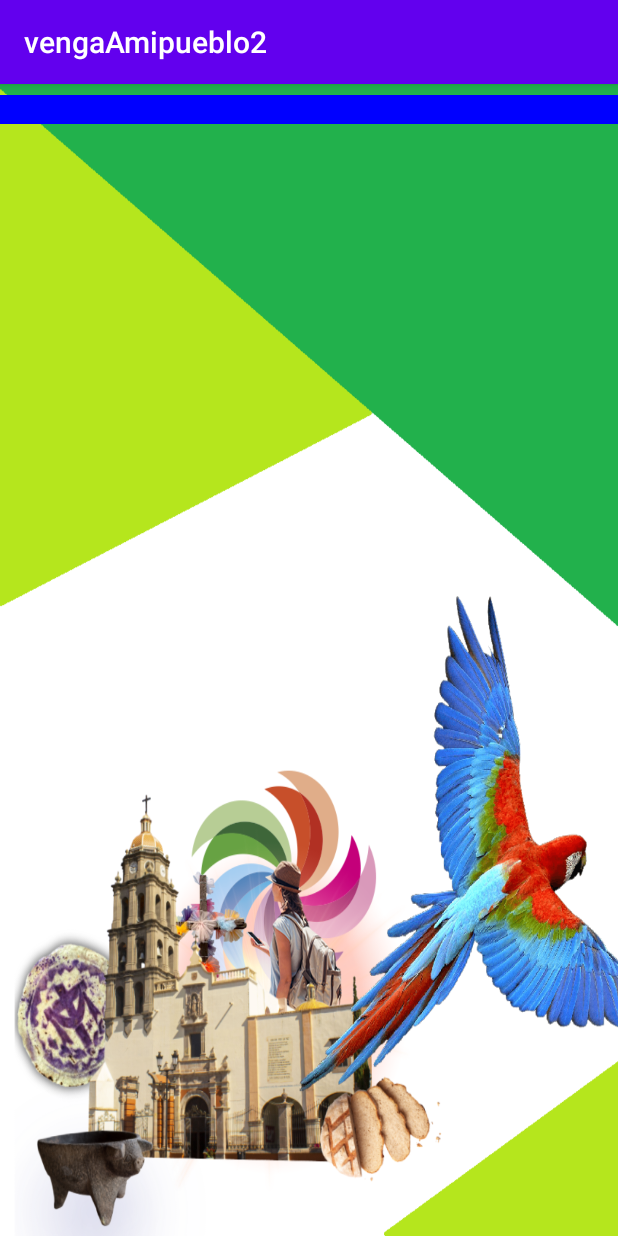
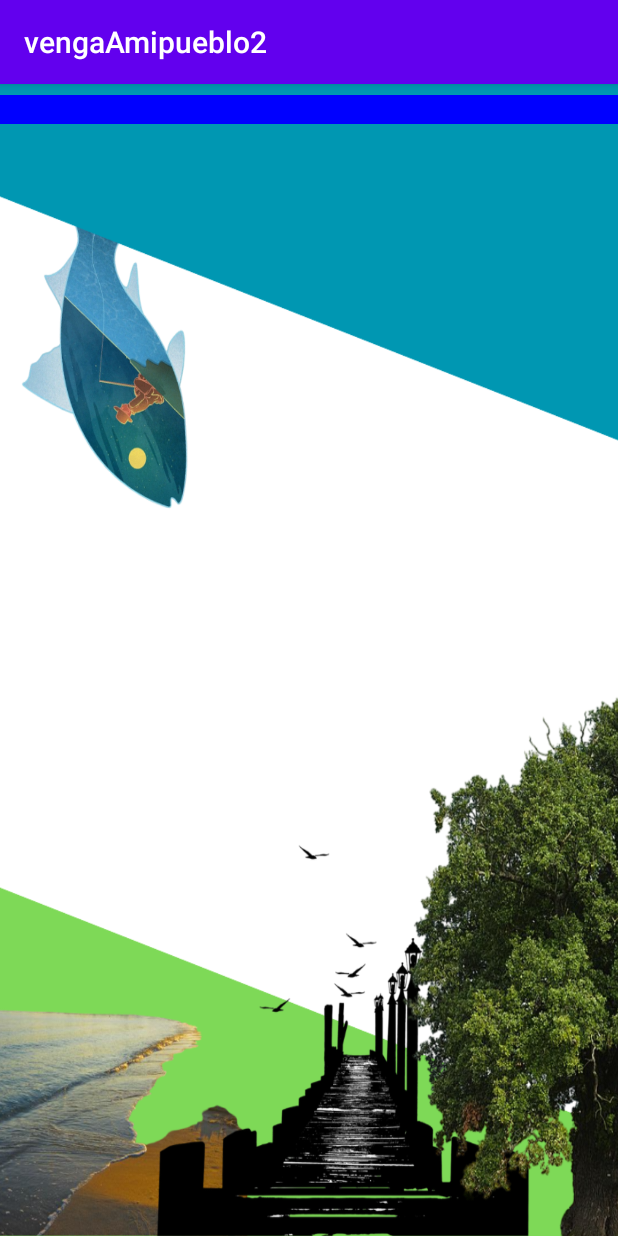
Before and after one commit to Danig458/puebliando, an Android app: the screen it shows after launch (MainActivity), on a phone screen of 412 x 824 dp. Run offline under Robolectric (Android 15) with nearby library versions, the light colour scheme and no system bars.

Commit message:
se crean splash

```diff
--- a/app/src/main/AndroidManifest.xml
+++ b/app/src/main/AndroidManifest.xml
@@ -12,6 +12,9 @@
         android:theme="@style/Theme.VengaAmipueblo2"
         tools:targetApi="31">
         <activity
+            android:name=".Home"
+            android:exported="false" />
+        <activity
             android:name=".MainActivity"
             android:exported="true">
             <intent-filter>
--- a/app/src/main/java/com/example/vengaamipueblo2/MainActivity.java
+++ b/app/src/main/java/com/example/vengaamipueblo2/MainActivity.java
@@ -1,13 +1,45 @@
 package com.example.vengaamipueblo2;
 
+import android.content.Intent;
+import android.media.MediaPlayer;
 import android.support.v7.app.AppCompatActivity;
 import android.os.Bundle;
 
+import java.util.Timer;
+import java.util.TimerTask;
+
 public class MainActivity extends AppCompatActivity {
+
+    //aqui vamos a poner los atributos=variables
+    MediaPlayer cancion;
 
     @Override
     protected void onCreate(Bundle savedInstanceState) {
         super.onCreate(savedInstanceState);
         setContentView(R.layout.activity_main);
+
+        cancion=MediaPlayer.create(this,R.raw.audio1);
+        cancion.start();
+
+        //temporizar el lanzamiento de la cancion
+        TimerTask inicioAPP=new TimerTask() {
+            @Override
+            public void run() {
+
+                Intent intent=new Intent(MainActivity.this,Home.class);
+                startActivity(intent);
+
+
+
+            }
+
+        };
+
+        Timer tiempo=new Timer();
+        tiempo.schedule(inicioAPP,15000);
+
+
+
+
     }
 }
--- a/app/src/main/res/layout/activity_main.xml
+++ b/app/src/main/res/layout/activity_main.xml
@@ -5,7 +5,7 @@
     xmlns:tools="http://schemas.android.com/tools"
     android:layout_width="match_parent"
     android:layout_height="match_parent"
-    android:background="@drawable/editar"
+    android:background="@drawable/diseno1"
     tools:context=".MainActivity">
 
     <TextView
```
Also changed, not shown: app/src/main/java/com/example/vengaamipueblo2/Home.java (added, +13 -0 lines), app/src/main/res/layout/activity_home.xml (added, +52 -0 lines), app/src/main/res/drawable/amanecer.png (added), app/src/main/res/drawable/diseno1.png (added), app/src/main/res/drawable/editar.png (deleted), app/src/main/res/drawable/pajaros.png (added), 1 other file.
